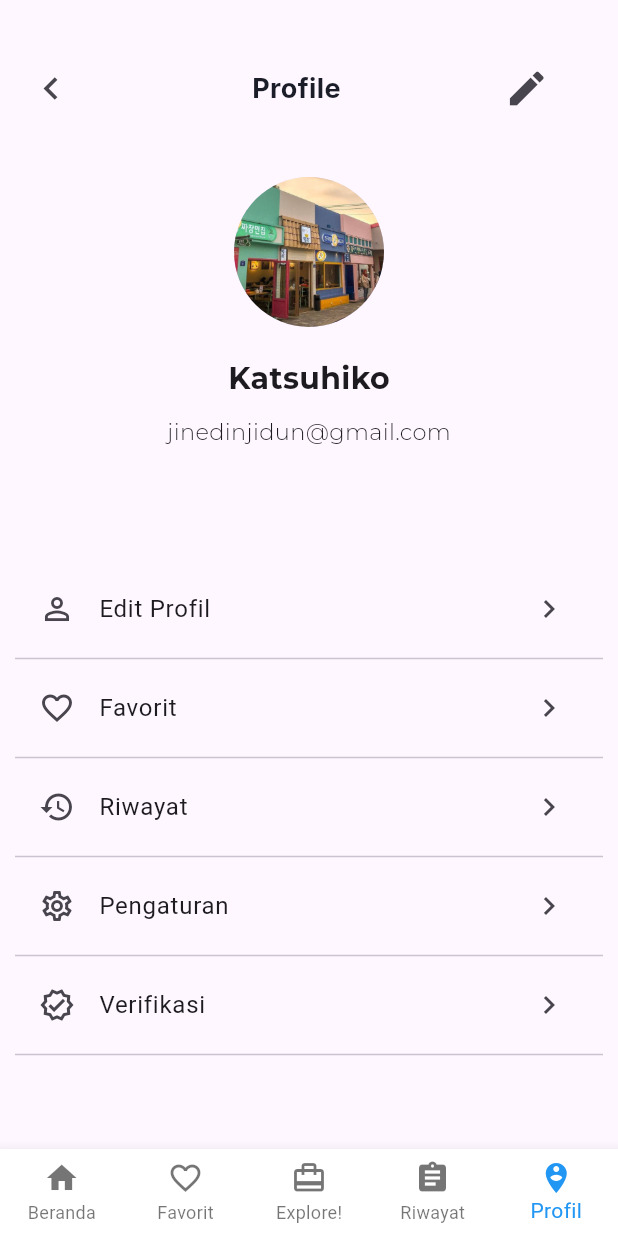
After one commit to cideel/mobile-bingungdibandung, a Flutter app: the NavBarBot screen opened by its route, item 5 of the bottom bar chosen, after a tap on the "keyboard arrow left" icon, on a phone screen of 412 x 824 dp. The commit adds this screen. Run offline on Flutter 3.47's test engine with Material 3 defaults, Android fonts, the phone set to English and light mode, and no system bars; our stand-ins replace get, google_fonts.

Commit message:
udah lumayanlah

```diff
--- /dev/null
+++ b/lib/Bottom Navigation Bar/bottomNav.dart
@@ -0,0 +1,58 @@
+import 'package:bingung_di_bandung/Explore/explore.dart';
+import 'package:bingung_di_bandung/Favorite/favorite.dart';
+import 'package:bingung_di_bandung/History/history.dart';
+import 'package:bingung_di_bandung/Home/home.dart';
+import 'package:bingung_di_bandung/Profile/profile.dart';
+import 'package:bingung_di_bandung/controller/NavBarController.dart';
+import 'package:flutter/material.dart';
+import 'package:get/get.dart';
+
+import 'package:flutter/material.dart';
+import 'package:get/get.dart';
+
+class NavBarBot extends StatelessWidget {
+  final c = Get.put(NavBarController());
+
+  @override
+  Widget build(BuildContext context) {
+    return GetBuilder<NavBarController>(
+      builder: (context) {
+        return Scaffold(
+          body: IndexedStack(
+            index: c.tabIndex,
+            children:  [
+              Home(),
+              Favorite(),
+              Explore(),
+              History(),
+              Profile()
+            ],
+          ),
+
+          bottomNavigationBar: BottomNavigationBar(
+            backgroundColor: Colors.white,
+            selectedItemColor: Colors.blue,
+            currentIndex: c.tabIndex,
+            showSelectedLabels: true,
+            type: BottomNavigationBarType.fixed,
+
+            onTap: c.changeTabIndex,
+            items: [
+              _bottomBarItem(Icons.home, "Beranda"),
+              _bottomBarItem(Icons.favorite_border, "Favorit"),
+              _bottomBarItem(Icons.card_travel, "Explore!"),
+              _bottomBarItem(Icons.assignment, "Riwayat"),
+              _bottomBarItem(Icons.person_pin_circle, "Profil")
+            ]),
+        );
+      },
+    );
+  }
+
+}
+
+
+
+_bottomBarItem(IconData icon,String label){
+  return BottomNavigationBarItem(icon:Icon(icon),label: label,backgroundColor: Colors.white);
+}
--- /dev/null
+++ b/lib/Explore/explore.dart
@@ -0,0 +1,14 @@
+import 'package:flutter/cupertino.dart';
+import 'package:flutter/material.dart';
+import 'package:flutter/widgets.dart';
+import 'package:get/get.dart';
+import 'package:google_fonts/google_fonts.dart';
+
+class Explore extends StatelessWidget {
+  const Explore({super.key});
+
+  @override
+  Widget build(BuildContext context) {
+    return const Placeholder();
+  }
+}
--- /dev/null
+++ b/lib/Favorite/FavoriteController.dart
@@ -0,0 +1,21 @@
+import 'package:flutter/material.dart';
+import 'package:get/get.dart';
+
+class MyTabs extends GetxController with SingleGetTickerProviderMixin{
+    late TabController controller;
+    final List<Tab> myTabs = [
+      Tab(child: Center(child: Text("Tersimpan"),),icon: Icon(Icons.save_alt_outlined),),
+      Tab(child: Center(child: Text("Terjadwal"),),icon: Icon(Icons.schedule_outlined),)
+
+    ];
+    @override
+    void onInit(){
+      controller = TabController(length: 2, vsync: this);
+      super.onInit();
+    }
+    @override
+    void onClose(){
+      controller.dispose();
+      super.onClose();
+    }
+}
--- /dev/null
+++ b/lib/Favorite/favorite.dart
@@ -0,0 +1,29 @@
+import 'package:bingung_di_bandung/Favorite/FavoriteController.dart';
+import 'package:bingung_di_bandung/Favorite/screenTerjadwal.dart';
+import 'package:bingung_di_bandung/Favorite/screenTersimpan.dart';
+import 'package:flutter/cupertino.dart';
+import 'package:flutter/material.dart';
+import 'package:flutter/widgets.dart';
+import 'package:get/get.dart';
+import 'package:google_fonts/google_fonts.dart';
+
+class Favorite extends StatelessWidget {
+  @override
+  MyTabs tabs = Get.put(MyTabs());
+  Widget build(BuildContext context) {
+    return Scaffold(
+      appBar: AppBar(
+        bottom: TabBar(
+          controller: tabs.controller,
+          tabs: tabs.myTabs,
+        ),
+      ),
+      body: TabBarView(
+        controller: tabs.controller,
+        children: [
+          ScreenTersimpan(),
+          ScreenTerjadwal()
+      ],),
+    );
+  }
+}
--- /dev/null
+++ b/lib/Favorite/screenTersimpan.dart
@@ -0,0 +1,18 @@
+import 'package:bingung_di_bandung/Favorite/FavoriteController.dart';
+import 'package:flutter/cupertino.dart';
+import 'package:flutter/material.dart';
+import 'package:flutter/widgets.dart';
+import 'package:get/get.dart';
+import 'package:google_fonts/google_fonts.dart';
+
+
+class ScreenTersimpan extends StatelessWidget {
+  const ScreenTersimpan({super.key});
+
+  @override
+  Widget build(BuildContext context) {
+    return SafeArea(child: ListView(children: [
+      Text("screen1")
+    ],),);
+  }
+}
--- /dev/null
+++ b/lib/History/history.dart
@@ -0,0 +1,15 @@
+import 'package:flutter/cupertino.dart';
+import 'package:flutter/material.dart';
+import 'package:flutter/widgets.dart';
+import 'package:get/get.dart';
+import 'package:google_fonts/google_fonts.dart';
+
+class History extends StatelessWidget {
+  const History({super.key});
+
+  @override
+  Widget build(BuildContext context) {
+    return  Scaffold(body: Center(child: Text("Hlalo"),)
+    ,);
+  }
+}
--- /dev/null
+++ b/lib/Profile/profile.dart
@@ -0,0 +1,150 @@
+import 'package:flutter/cupertino.dart';
+import 'package:flutter/material.dart';
+import 'package:flutter/widgets.dart';
+import 'package:google_fonts/google_fonts.dart';
+
+class Profile extends StatelessWidget {
+  const Profile({super.key});
+
+  @override
+  Widget build(BuildContext context) {
+    return Scaffold(
+        body: SafeArea(
+      child: Column(
+        children: [
+          SizedBox(
+            height: 35,
+          ),
+          Padding(
+            padding: const EdgeInsets.symmetric(horizontal: 10),
+            child: Row(
+              children: [
+                IconButton(
+                    onPressed: () {}, // Icon Button Back Profile
+                    icon: Icon(
+                      Icons.keyboard_arrow_left_outlined,
+                      size: 30,
+                    )),
+                SizedBox(
+                  width: 110,
+                ),
+                Text(
+                  "Profile",
+                  style: GoogleFonts.inter(
+                      fontSize: 18,
+                      fontWeight: FontWeight.bold,
+                      color: Color(0xff1B1E28)),
+                ),
+                SizedBox(
+                  width: 100,
+                ),
+                IconButton(
+                    onPressed: () {}, // Icon Button Edit Profile
+                    icon: Icon(
+                      Icons.edit,
+                      size: 30,
+                    ))
+              ],
+            ),
+          ),
+          SizedBox(
+            height: 35,
+          ),
+          Center(
+              child: CircleAvatar(
+            backgroundImage: AssetImage("assets/little-korea.png"),
+            radius: 50,
+          )),
+          SizedBox(
+            height: 20,
+          ),
+          Text(
+            "Katsuhiko",
+            style: GoogleFonts.montserrat(
+                fontSize: 20, fontWeight: FontWeight.bold),
+          ), //text nama
+          SizedBox(
+            height: 10,
+          ),
+          Text(
+            "jinedinjidun@gmail.com",
+            style: GoogleFonts.montserrat(
+                fontSize: 15, fontWeight: FontWeight.w300),
+          ),
+          SizedBox(
+            height: 80,
+          ),
+          Padding(
+            padding: const EdgeInsets.symmetric(horizontal: 10),
+            child: Column(
+              children: [
+                ListTile(
+                  leading: Icon(Icons.person_outline),
+                  title: Text(
+                    "Edit Profil",
+                    style: GoogleFonts.roboto(fontSize: 16),
+                  ),
+                  trailing: Icon(Icons.keyboard_arrow_right_outlined),
+                  onTap: () {},
+                ),
+                Divider(
+                  height: 10,
+                ),
+                ListTile(
+                  leading: Icon(Icons.favorite_border_outlined),
+                  title: Text(
+                    "Favorit",
+                    style: GoogleFonts.roboto(fontSize: 16),
+                  ),
+                  trailing: Icon(Icons.keyboard_arrow_right_outlined),
+                  onTap: () {
+
+                  },
+                ),
+                Divider(
+                  height: 10,
+                ),
+                ListTile(
+                  leading: Icon(Icons.history_outlined),
+                  title:
+                      Text("Riwayat", style: GoogleFonts.roboto(fontSize: 16)),
+                  trailing: Icon(Icons.keyboard_arrow_right_outlined),
+                  onTap: () {
+
+                  },
+                ),
+                Divider(
+                  height: 10,
+                ),
+                ListTile(
+                  leading: Icon(Icons.settings_outlined),
+                  title: Text("Pengaturan",
+                      style: GoogleFonts.roboto(fontSize: 16)),
+                  trailing: Icon(Icons.keyboard_arrow_right_outlined),
+                  onTap: () {
+
+                  },
+                ),
+                Divider(
+                  height: 10,
+                ),
+                ListTile(
+                  leading: Icon(Icons.verified_outlined),
+                  title: Text("Verifikasi",
+                      style: GoogleFonts.roboto(fontSize: 16)),
+                  trailing: Icon(Icons.keyboard_arrow_right_outlined),
+                  onTap: () {
+
+                  },
+                ),
+                Divider(
+                  height: 10,
+                )
+              ],
+            ),
+          )
+        ],
+      ),
+    ));
+  }
+}
--- /dev/null
+++ b/lib/controller/NavBarController.dart
@@ -0,0 +1,10 @@
+import 'package:get/get.dart';
+
+class NavBarController extends GetxController{
+  var tabIndex = 0;
+  void changeTabIndex(int index){
+    tabIndex = index;
+    update();
+
+  }
+}
--- a/lib/main.dart
+++ b/lib/main.dart
@@ -1,23 +1,27 @@
+import 'package:bingung_di_bandung/Bottom%20Navigation%20Bar/bottomNav.dart';
 import 'package:bingung_di_bandung/Home/home.dart';
 import 'package:bingung_di_bandung/features/Login/presentation/pages/login.dart';
 import 'package:bingung_di_bandung/splash_screen.dart';
 import 'package:flutter/material.dart';
+import 'package:bingung_di_bandung/routes/page_route.dart';
+import 'package:get/get.dart';
 
 
 
 
 
 void main() {
-  runApp(const init());
+  runApp(const initApp());
 }
 
-class init extends StatelessWidget {
-  const init({super.key});
+class initApp extends StatelessWidget {
+  const initApp({super.key});
 
   @override
   Widget build(BuildContext context) {
-    return MaterialApp(
-      home: Home(),
+    return GetMaterialApp(
+      initialRoute: MyPage.splashScren,
+      getPages : MyPage.pages
     );
   }
 }
--- /dev/null
+++ b/lib/routes/page_route.dart
@@ -0,0 +1,43 @@
+import 'package:bingung_di_bandung/Bottom%20Navigation%20Bar/bottomNav.dart';
+import 'package:bingung_di_bandung/Explore/explore.dart';
+import 'package:bingung_di_bandung/Favorite/favorite.dart';
+import 'package:bingung_di_bandung/History/history.dart';
+import 'package:bingung_di_bandung/Home/home.dart';
+import 'package:bingung_di_bandung/Profile/profile.dart';
+import 'package:bingung_di_bandung/features/Login/presentation/pages/login.dart';
+import 'package:bingung_di_bandung/splash_screen.dart';
+import 'package:get/get.dart';
+
+class MyPage{
+  static final pages  = [
+    GetPage(name: login, page: ()=> Login()),
+    GetPage(name: splashScren, page: ()=> Splash_Screen()),
+    GetPage(name: home, page: ()=> Home()),
+    GetPage(name: profil, page: ()=> Profile()),
+    GetPage(name: history, page: ()=>History()),
+    GetPage(name: favorit, page: ()=>Favorite()),
+    GetPage(name: explore, page: ()=>Explore()),
+    GetPage(name: navbar, page: ()=> NavBarBot())
+
+
+
+  ];
+
+  static getnavbar()=> NavBarBot();
+  static getlogin() => Login();
+  static gethome() => Home();
+  static getprofil() => Profile();
+  static gethistory() => History();
+  static getfavorit() => Favorite();
+  static getexplore() => Explore();
+  static getsplash() => Splash_Screen();
+
+  static String splashScren = '/splashCreen';
+  static String login = '/loginPage';
+  static String home = '/homePage';
+  static String profil = '/profilPage';
+  static String history = '/historyPage';
+  static String favorit = '/favoritePage';
+  static String explore = '/explorePage';
+  static String navbar = '/';
+}
```
Also changed, not shown: lib/Favorite/screenTerjadwal.dart (added, +18 -0 lines), lib/Home/home.dart (+8 -24 lines), lib/features/Login/presentation/pages/login.dart (+6 -2 lines), lib/forgot_password.dart (deleted, +0 -97 lines), lib/splash_screen.dart (+22 -18 lines), 1 other file.
